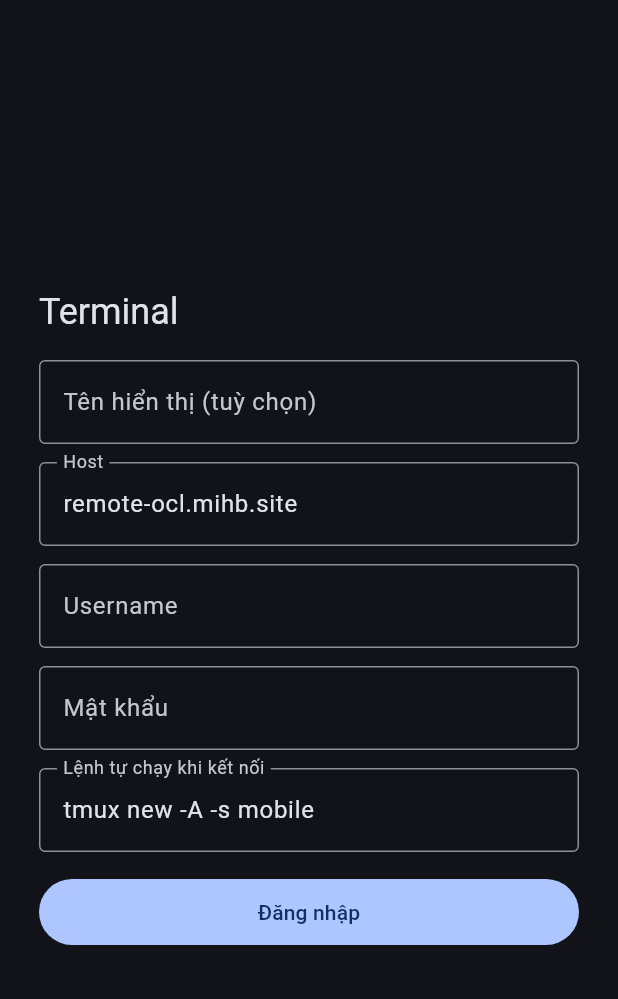
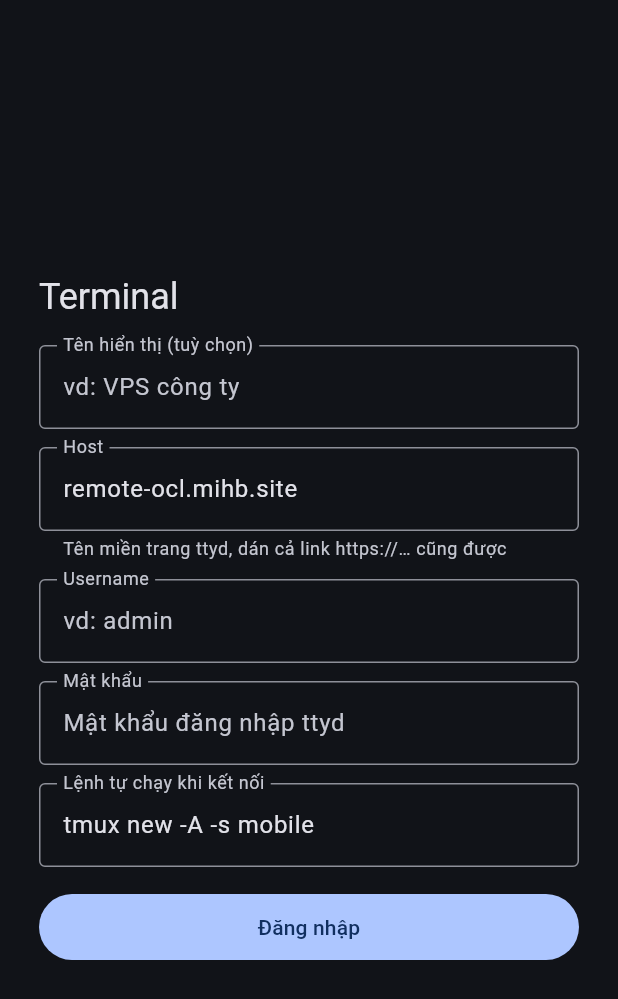
Before and after one commit to mihb123/ttyd-keys, a Flutter app: the screen it shows after launch, on a phone screen of 412 x 824 dp. Shown: the top 999 px of the screen. Run offline on Flutter 3.47's test engine with Material 3 defaults, Android fonts, the phone set to English and light mode, and no system bars; our stand-ins replace flutter_secure_storage, local_auth, material_ui, shared_preferences; missing offline and left inert: xterm.

Commit message:
feat(nhieu-server): form server có ví dụ mẫu trong từng ô để dễ biết cần điền gì
Co-Authored-By: Claude Opus 5.5 <noreply@anthropic.com>
Claude-Session: https://claude.ai/code/session_01Amd3QX4wqzWQV9vXUUMkGg

```diff
--- a/lib/main.dart
+++ b/lib/main.dart
@@ -175,20 +175,33 @@ class _LoginScreenState extends State<LoginScreen> {
                       controller: _name,
                       decoration: const InputDecoration(
                         labelText: 'Tên hiển thị (tuỳ chọn)',
+                        hintText: 'vd: VPS công ty',
+                        floatingLabelBehavior: FloatingLabelBehavior.always,
                         border: OutlineInputBorder(),
                       ),
                     ),
                     const SizedBox(height: 12),
                     TextField(
                       controller: _host,
-                      decoration: const InputDecoration(labelText: 'Host', border: OutlineInputBorder()),
+                      decoration: const InputDecoration(
+                        labelText: 'Host',
+                        hintText: 'vd: ttyd.example.com',
+                        helperText: 'Tên miền trang ttyd, dán cả link https://… cũng được',
+                        floatingLabelBehavior: FloatingLabelBehavior.always,
+                        border: OutlineInputBorder(),
+                      ),
                       keyboardType: TextInputType.url,
                       autocorrect: false,
                     ),
                     const SizedBox(height: 12),
                     TextField(
                       controller: _user,
-                      decoration: const InputDecoration(labelText: 'Username', border: OutlineInputBorder()),
+                      decoration: const InputDecoration(
+                        labelText: 'Username',
+                        hintText: 'vd: admin',
+                        floatingLabelBehavior: FloatingLabelBehavior.always,
+                        border: OutlineInputBorder(),
+                      ),
                       autofillHints: const [AutofillHints.username],
                       autocorrect: false,
                       textCapitalization: TextCapitalization.none,
@@ -196,7 +209,12 @@ class _LoginScreenState extends State<LoginScreen> {
                     const SizedBox(height: 12),
                     TextField(
                       controller: _pass,
-                      decoration: const InputDecoration(labelText: 'Mật khẩu', border: OutlineInputBorder()),
+                      decoration: const InputDecoration(
+                        labelText: 'Mật khẩu',
+                        hintText: 'Mật khẩu đăng nhập ttyd',
+                        floatingLabelBehavior: FloatingLabelBehavior.always,
+                        border: OutlineInputBorder(),
+                      ),
                       autofillHints: const [AutofillHints.password],
                       obscureText: true,
                       onSubmitted: (_) => _submit(),
@@ -208,6 +226,7 @@ class _LoginScreenState extends State<LoginScreen> {
                       decoration: const InputDecoration(
                         labelText: 'Lệnh tự chạy khi kết nối',
                         hintText: 'vd: tmux new -A -s main',
+                        floatingLabelBehavior: FloatingLabelBehavior.always,
                         border: OutlineInputBorder(),
                       ),
                       onSubmitted: (_) => _submit(),
```
Also changed, not shown: 1 other file.
